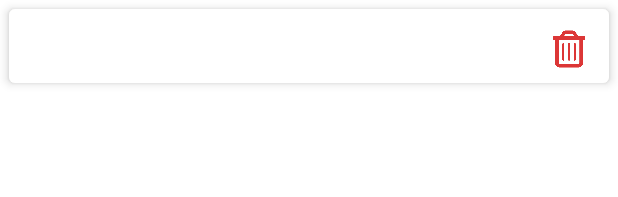
After one commit to alansun25/Pantry-Palette, an Android app: the layout ingredient.xml on its own in the app's theme, with its tools: preview values and no code run, on a phone screen of 412 x 824 dp. The commit adds this screen. Shown: the top 197 px of the screen. Run offline under Robolectric (Android 15) with nearby library versions, the phone set to English and light mode, and no system bars.

Commit message:
Added ingredient selection recyclerview

```diff
--- /dev/null
+++ b/app/src/main/java/com/example/pantrypalette/Ingredient.kt
@@ -0,0 +1,5 @@
+package com.example.pantrypalette
+
+data class Ingredient(
+    val name: String
+)
--- /dev/null
+++ b/app/src/main/java/com/example/pantrypalette/adapters/RecipeAdapter.kt
@@ -0,0 +1,4 @@
+package com.example.pantrypalette.adapters
+
+class RecipeAdapter {
+}
--- /dev/null
+++ b/app/src/main/java/com/example/pantrypalette/touch/IngredientTouchHelperCallback.kt
@@ -0,0 +1,6 @@
+package com.example.pantrypalette.touch
+
+interface IngredientTouchHelperCallback {
+    fun onDismissed(position: Int)
+    fun onItemMoved(fromPosition: Int, toPosition: Int)
+}
--- /dev/null
+++ b/app/src/main/res/layout/ingredient.xml
@@ -0,0 +1,44 @@
+<?xml version="1.0" encoding="utf-8"?>
+<androidx.cardview.widget.CardView xmlns:android="http://schemas.android.com/apk/res/android"
+    xmlns:card_view="http://schemas.android.com/apk/res-auto"
+    android:id="@+id/cardView"
+    android:layout_width="match_parent"
+    android:layout_height="wrap_content"
+    android:layout_margin="6dp"
+    card_view:cardBackgroundColor="#F3F2EC"
+    card_view:cardCornerRadius="4dp"
+    card_view:cardElevation="4dp">
+
+    <androidx.constraintlayout.widget.ConstraintLayout
+        android:layout_width="match_parent"
+        android:layout_height="match_parent"
+        android:background="#FFFFFF">
+
+        <TextView
+            android:id="@+id/tvIngrName"
+            android:layout_width="wrap_content"
+            android:layout_height="wrap_content"
+            android:layout_marginStart="16dp"
+            android:layout_marginTop="12dp"
+            android:textColor="#070707"
+            android:textSize="20sp"
+            android:textStyle="bold"
+            card_view:layout_constraintStart_toStartOf="parent"
+            card_view:layout_constraintTop_toTopOf="parent" />
+
+        <ImageButton
+            android:id="@+id/btnDel"
+            android:layout_width="45dp"
+            android:layout_height="45dp"
+            android:layout_marginTop="4dp"
+            android:layout_marginEnd="4dp"
+            android:backgroundTint="#00FF3030"
+            android:padding="10dp"
+            android:scaleType="fitCenter"
+            android:src="@drawable/delete"
+            card_view:layout_constraintEnd_toEndOf="parent"
+            card_view:layout_constraintTop_toTopOf="parent" />
+
+    </androidx.constraintlayout.widget.ConstraintLayout>
+
+</androidx.cardview.widget.CardView>
```
Also changed, not shown: app/src/main/java/com/example/pantrypalette/MainActivity.kt (+40 -2 lines), app/src/main/java/com/example/pantrypalette/RecipeListActivity.kt (+9 -6 lines), app/src/main/java/com/example/pantrypalette/adapters/IngredientAdapter.kt (added, +68 -0 lines), app/src/main/java/com/example/pantrypalette/touch/IngredientRecyclerTouchCallback.kt (added, +42 -0 lines), app/src/main/res/layout/activity_main.xml (+29 -2 lines), app/src/main/res/drawable-v24/delete.png (added).
